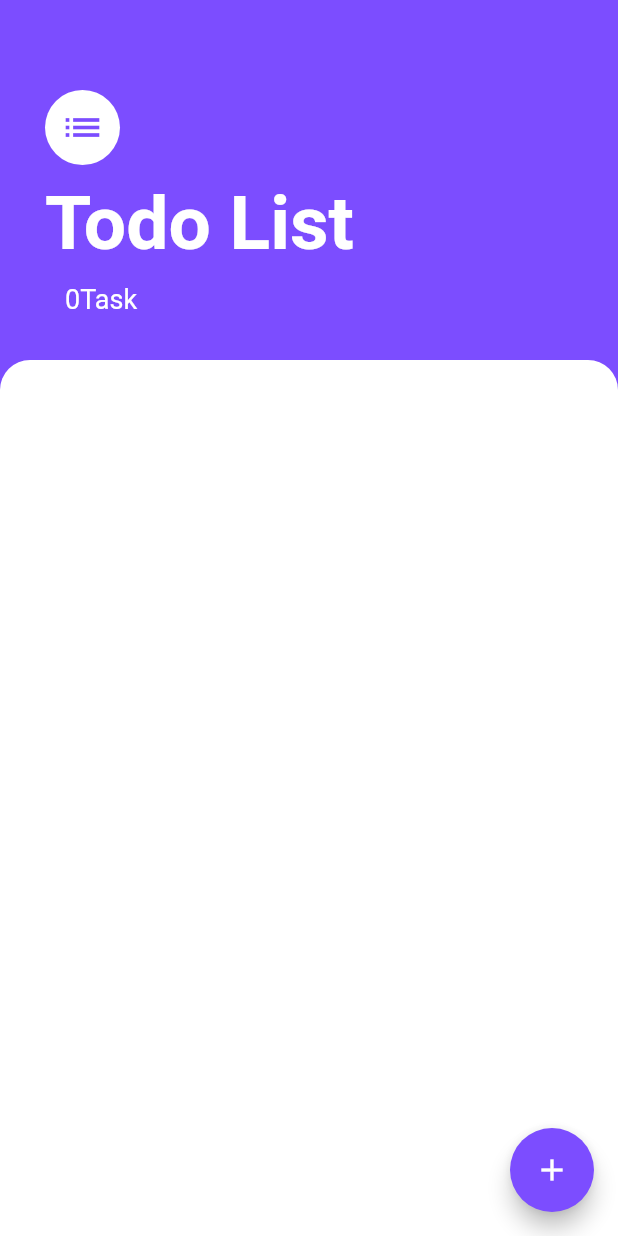
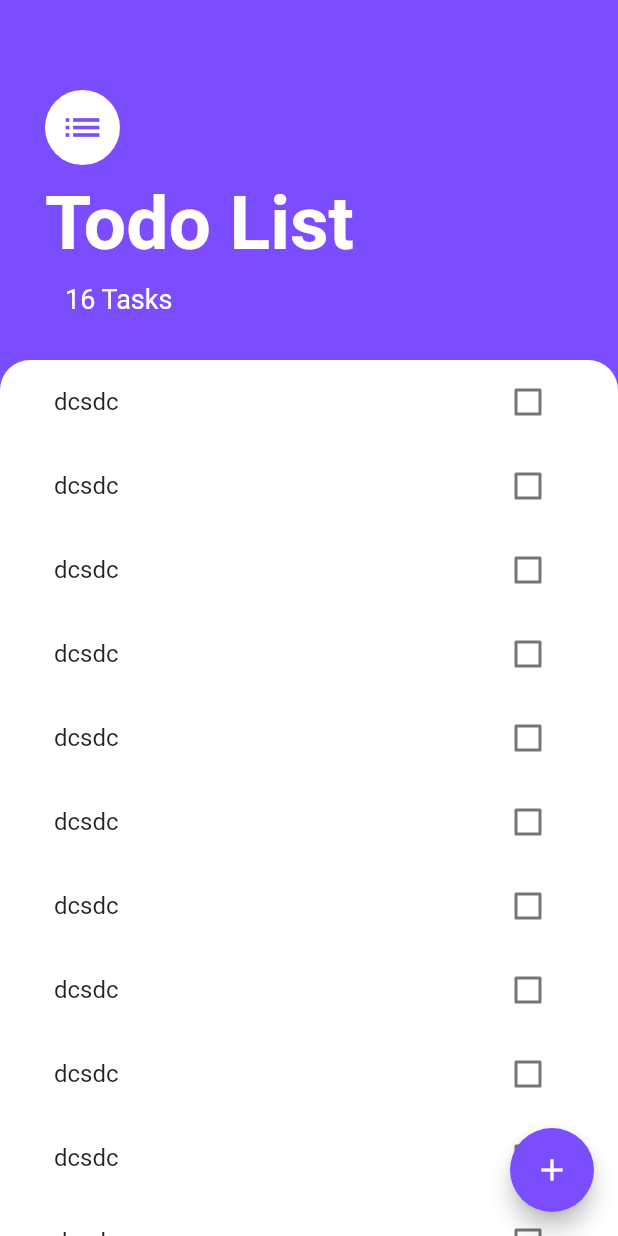
Before and after one commit to VTarunaKumar/ToDo_Application, a Flutter app: the screen it shows after launch, on a phone screen of 412 x 824 dp. Run offline on Flutter 3.47's test engine with Material 2 defaults, Android fonts, the phone set to English and light mode, and no system bars.

Commit message:
25/10/2022

```diff
--- a/lib/Widgets/task_list.dart
+++ b/lib/Widgets/task_list.dart
@@ -1,30 +1,27 @@
 import 'package:flutter/material.dart';
 import 'task_tile.dart';
-import 'package:to_do_app/models/task.dart';
+import 'package:provider/provider.dart';
+import 'package:to_do_app/models/task_data.dart';
 
-class TaskList extends StatefulWidget {
-  final List<Task> tasks;
-  TaskList({required this.tasks});
-
-  @override
-  State<TaskList> createState() => _TaskListState();
-}
-
-class _TaskListState extends State<TaskList> {
+class TaskList extends StatelessWidget {
   @override
   Widget build(BuildContext context) {
-    return ListView.builder(
-      itemBuilder: (context, index) {
-        return TaskTile(
-            isChecked: widget.tasks[index].isDone,
-            taskTitle: widget.tasks[index].name,
-            checkBoxCallBack: (checkboxState) {
-              setState(() {
-                widget.tasks[index].toggleDone();
-              });
-            });
+    return Consumer<TaskData>(
+      builder: (context, taskData, child) {
+        return ListView.builder(
+          itemBuilder: (context, index) {
+            return TaskTile(
+                isChecked: taskData.tasks[index].isDone,
+                taskTitle: taskData.tasks[index].name,
+                checkBoxCallBack: (checkboxState) {
+                  // setState(() {
+                  //   Provider.of<TaskData>(context).tasks[index].toggleDone();
+                  // });
+                });
+          },
+          itemCount: taskData.tasks.length,
+        );
       },
-      itemCount: widget.tasks.length,
     );
   }
 }
--- a/lib/Widgets/task_tile.dart
+++ b/lib/Widgets/task_tile.dart
@@ -22,6 +22,7 @@ class TaskTile extends StatelessWidget {
         activeColor: Colors.deepPurpleAccent,
         value: isChecked,
         onChanged: checkBoxCallBack,
-        ));
+      ),
+    );
   }
 }
--- a/lib/main.dart
+++ b/lib/main.dart
@@ -1,4 +1,6 @@
 import 'package:flutter/material.dart';
+import 'package:provider/provider.dart';
+import 'package:to_do_app/models/task_data.dart';
 import 'screens/tasks_screen.dart';
 
 void main() {
@@ -10,9 +12,12 @@ class MyApp extends StatelessWidget {
 
   @override
   Widget build(BuildContext context) {
-    return MaterialApp(
-      debugShowCheckedModeBanner: false,
-      home: TasksScreen(),
+    return ChangeNotifierProvider(
+      create: (context) => TaskData(),
+      child: MaterialApp(
+        debugShowCheckedModeBanner: false,
+        home: TasksScreen(),
+      ),
     );
   }
 }
--- /dev/null
+++ b/lib/models/task_data.dart
@@ -0,0 +1,26 @@
+import 'package:flutter/cupertino.dart';
+import 'task.dart';
+
+class TaskData extends ChangeNotifier {
+  List<Task> tasks = [
+    Task(name: "dcsdc"),
+    Task(name: "dcsdc"),
+    Task(name: "dcsdc"),
+    Task(name: "dcsdc"),
+    Task(name: "dcsdc"),
+    Task(name: "dcsdc"),
+    Task(name: "dcsdc"),
+    Task(name: "dcsdc"),
+    Task(name: "dcsdc"),
+    Task(name: "dcsdc"),
+    Task(name: "dcsdc"),
+    Task(name: "dcsdc"),
+    Task(name: "dcsdc"),
+    Task(name: "dcsdc"),
+    Task(name: "dcsdc"),
+    Task(name: "dcsdc"),
+  ];
+  int get taskCount {
+    return tasks.length;
+  }
+}
--- a/lib/screens/tasks_screen.dart
+++ b/lib/screens/tasks_screen.dart
@@ -1,16 +1,10 @@
 import 'package:flutter/material.dart';
 import 'package:to_do_app/Widgets/task_list.dart';
+import 'package:to_do_app/models/task_data.dart';
 import 'add_task_screen.dart';
-import 'package:to_do_app/models/task.dart';
+import 'package:provider/provider.dart';
 
-class TasksScreen extends StatefulWidget {
-  @override
-  State<TasksScreen> createState() => _TasksScreenState();
-}
-
-class _TasksScreenState extends State<TasksScreen> {
-  List<Task> tasks = [];
-
+class TasksScreen extends StatelessWidget {
   @override
   Widget build(BuildContext context) {
     return Scaffold(
@@ -25,9 +19,9 @@ class _TasksScreenState extends State<TasksScreen> {
                       padding: EdgeInsets.only(
                           bottom: MediaQuery.of(context).viewInsets.bottom),
                       child: AddTaskScreen((newTaskTitle) {
-                        setState(() {
-                          tasks.add(Task(name: newTaskTitle));
-                        });
+                        // setState(() {
+                        //   tasks.add(Task(name: newTaskTitle));
+                        // });
                         Navigator.pop(context);
                       }),
                     ),
@@ -51,7 +45,8 @@ class _TasksScreenState extends State<TasksScreen> {
                     Icons.list,
                     size: 30,
                     color: Colors.deepPurpleAccent,
-                    )),
+                  ),
+                ),
                 SizedBox(
                   height: 10,
                 ),
@@ -66,7 +61,9 @@ class _TasksScreenState extends State<TasksScreen> {
                   height: 10,
                 ),
                 Text(
-                  "   " + tasks.length.toString() + "Task",
+                  "   " +
+                      Provider.of<TaskData>(context).taskCount.toString() +
+                      " Tasks",
                   style: TextStyle(
                     color: Colors.white,
                     fontSize: 18,
@@ -85,9 +82,7 @@ class _TasksScreenState extends State<TasksScreen> {
                   topLeft: Radius.circular(20),
                 ),
               ),
-              child: TaskList(
-                tasks: tasks,
-              ),
+              child: TaskList(),
             ),
           ),
         ],
--- a/pubspec.yaml
+++ b/pubspec.yaml
@@ -31,6 +31,7 @@ environment:
 dependencies:
   flutter:
     sdk: flutter
+  provider: ^6.0.4
 
 
   # The following adds the Cupertino Icons font to your application.
```
Also changed, not shown: pubspec.lock. Lines whose indentation alone changed are shown as unchanged.
